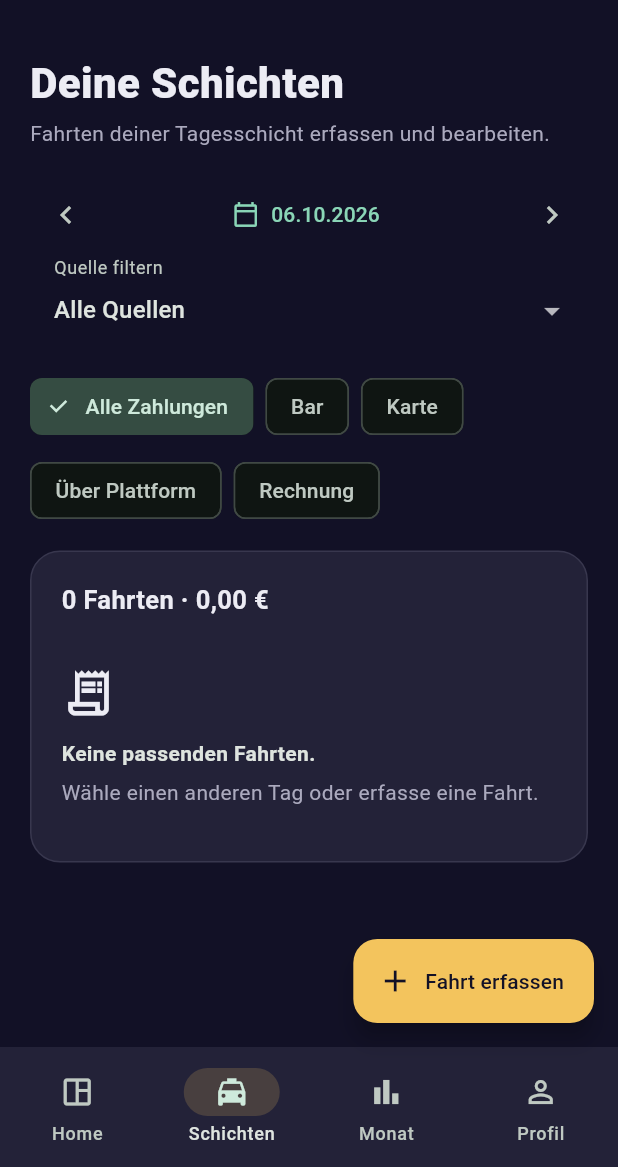
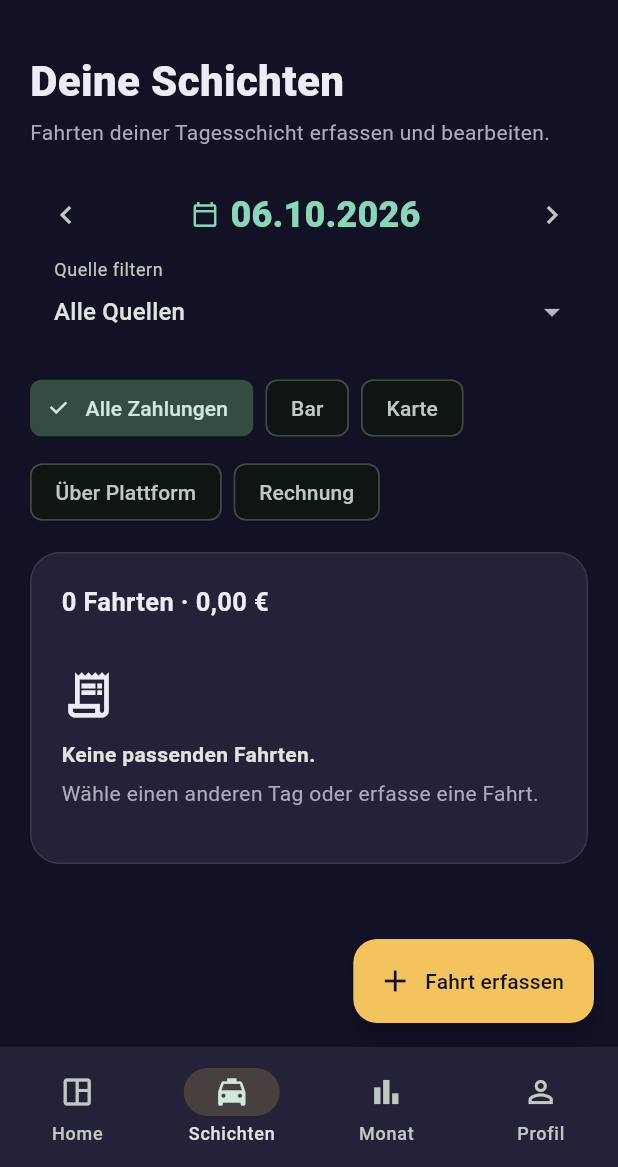
Before and after one commit to Rezatajali/taxi-logbook, a Flutter app: the screen it shows after launch, item 2 of the bottom bar chosen, on a phone screen of 412 x 824 dp, the part 69-1236 px from its top. Run offline on Flutter 3.47's test engine with Material 3 defaults, Android fonts, the phone set to English and light mode, and no system bars; our stand-ins replace cloud_firestore, firebase_auth, firebase_core, shared_preferences; accounts and stored records are empty.

Commit message:
Make the selected date larger and bold on phones

```diff
--- a/lib/main.dart
+++ b/lib/main.dart
@@ -424,7 +424,8 @@ class _LogbookHomeState extends State<LogbookHome> {
             onPressed: () => setState(() => day = DateTime(day.year, day.month, day.day - 1))),
         Expanded(child: TextButton.icon(
           icon: const Icon(Icons.calendar_today_outlined, size: 18),
-          label: Text(DateFormat('dd.MM.yyyy').format(day)),
+          label: Text(DateFormat('dd.MM.yyyy').format(day),
+            style: const TextStyle(fontSize: 24, fontWeight: FontWeight.w800)),
           onPressed: () async {
             final picked = await showDatePicker(context: context, initialDate: day,
                 firstDate: DateTime(2020), lastDate: DateTime(2100));
@@ -844,7 +845,8 @@ class _TripEditorState extends State<TripEditor> {
             Wrap(spacing: 12, runSpacing: 8, children: [
               OutlinedButton.icon(key: const Key('trip-date'),
                 icon: const Icon(Icons.calendar_today_outlined),
-                label: Text(DateFormat('dd.MM.yyyy').format(at)),
+                label: Text(DateFormat('dd.MM.yyyy').format(at),
+                  style: const TextStyle(fontSize: 24, fontWeight: FontWeight.w800)),
                 onPressed: busy ? null : () async {
                   FocusManager.instance.primaryFocus?.unfocus();
                   final date = await showDatePicker(context: context,
```
